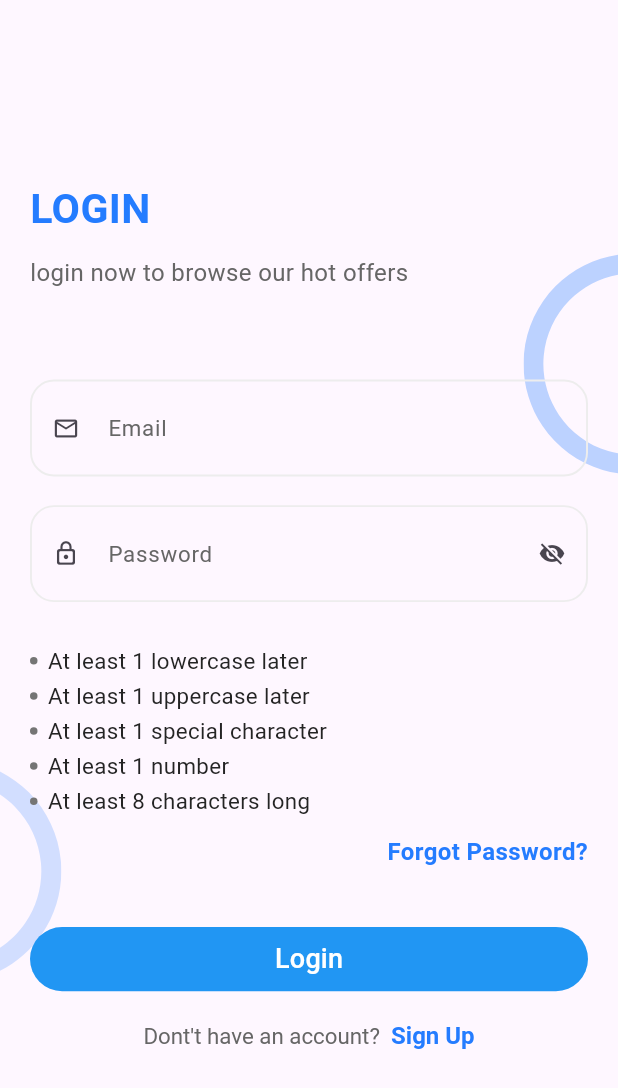
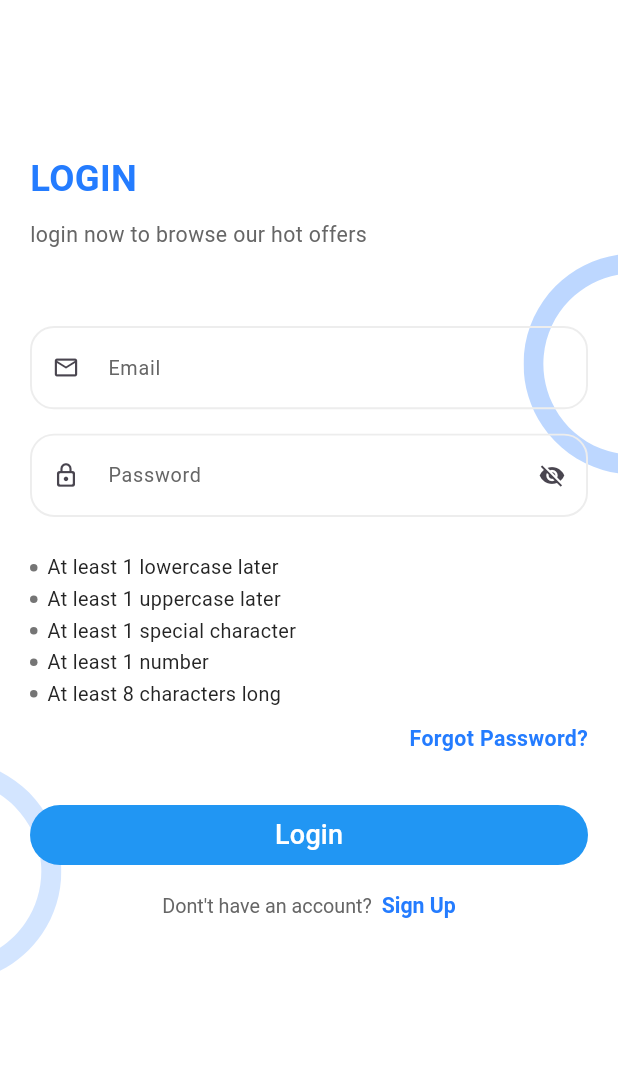
Before and after one commit to mostafaesmail9244/social_app-team-, a Flutter app: the screen it shows after launch, on a phone screen of 412 x 824 dp. Shown: the top 1088 px of the screen. Run offline on Flutter 3.47's test engine with Material 3 defaults, Android fonts, the phone set to English and light mode, and no system bars; our stand-ins replace bloc, cached_network_image, cloud_firestore, dartz, fancy_shimmer_image, firebase_auth and 15 more; accounts and stored records are empty.

Commit message:
some refactor

```diff
--- a/lib/features/post/view/post_view.dart
+++ b/lib/features/post/view/post_view.dart
@@ -8,7 +8,6 @@ class PostView extends StatelessWidget {
   @override
   Widget build(BuildContext context) {
     return Scaffold(
-      backgroundColor: Colors.white,
       appBar: postAppBar(context),
       body: const PostBody(),
     );
--- a/lib/social_app.dart
+++ b/lib/social_app.dart
@@ -4,25 +4,28 @@ import 'package:social_app/core/router/routes.dart';
 import 'package:flutter_screenutil/flutter_screenutil.dart';
 import 'package:flutter/material.dart';
 import 'core/helper/cash_helper/cash_helper.dart';
+import 'core/style/app_colors.dart';
 
 class SocialApp extends StatelessWidget {
   const SocialApp({super.key});
   @override
   Widget build(BuildContext context) {
     return ScreenUtilInit(
-      designSize: const Size(360, 690),
+      //  designSize: const Size(360, 690),
+      designSize: const Size(375, 812),
       minTextAdapt: true,
       splitScreenMode: true,
-      builder: (_, child) {
-        return MaterialApp(
-          debugShowCheckedModeBanner: false,
-          onGenerateRoute: AppRouter.onGenerateRoute,
-          initialRoute: CashHelper.get(key: CashConstants.userId) != null
-              ? Routes.layoutView
-              : Routes.loginView,
-          home: child,
-        );
-      },
+      child: MaterialApp(
+        theme: ThemeData(
+          primaryColor: AppColors.mainBlue,
+          scaffoldBackgroundColor: Colors.white,
+        ),
+        debugShowCheckedModeBanner: false,
+        onGenerateRoute: AppRouter.onGenerateRoute,
+        initialRoute: CashHelper.get(key: CashConstants.userId) != null
+            ? Routes.layoutView
+            : Routes.loginView,
+      ),
     );
   }
 }
```
Also changed, not shown: lib/bloc_observer.dart (+15 -15 lines), lib/main.dart (+4 -3 lines).
